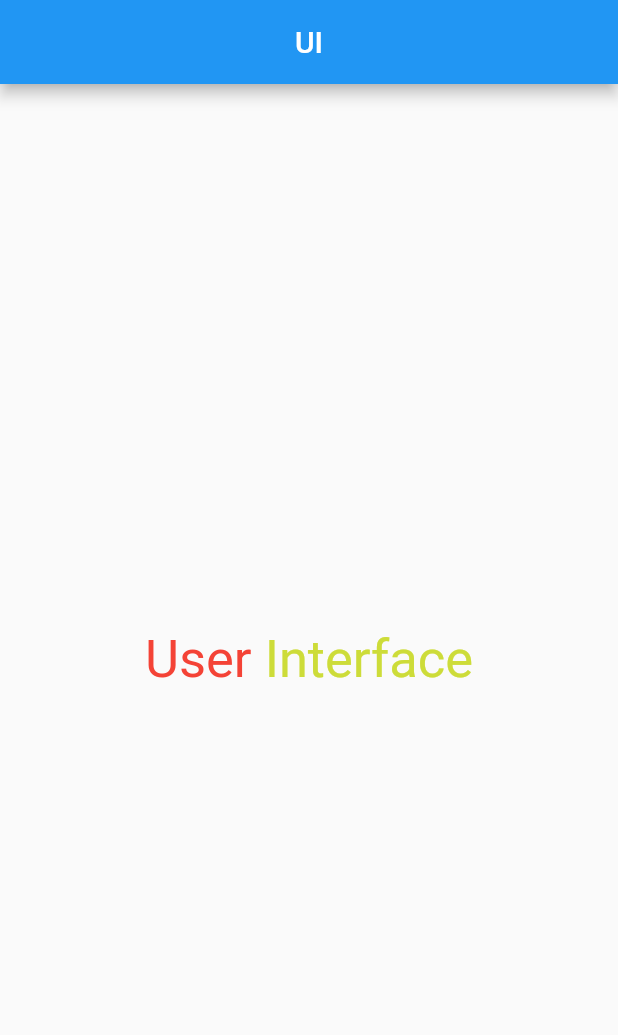
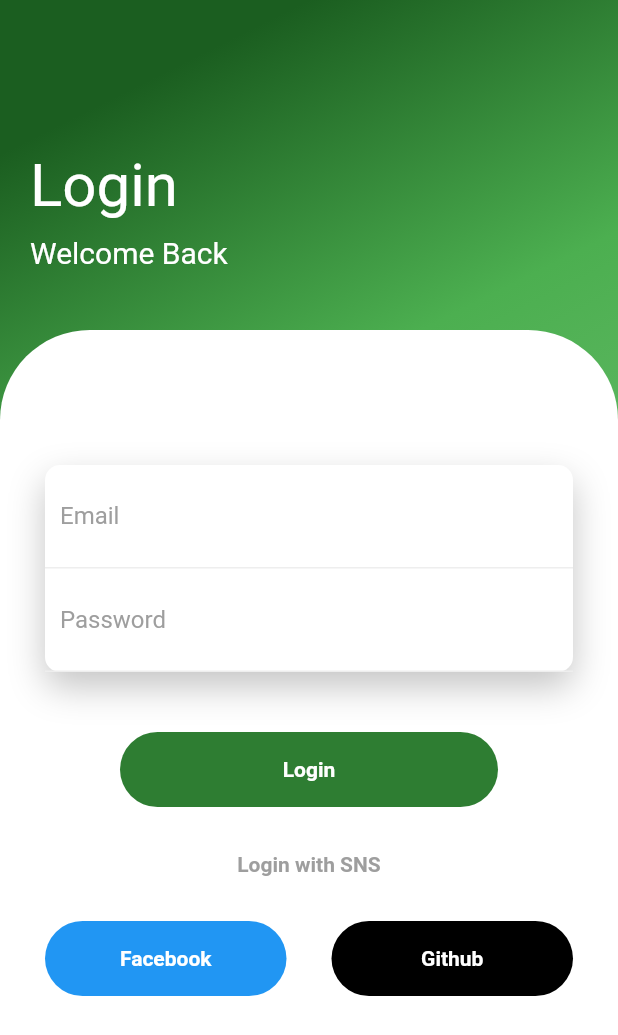
Before and after one commit to Umidjon-18/pdpui, a Flutter app: the screen it shows after launch, on a phone screen of 412 x 824 dp. Shown: the top 1035 px of the screen. Run offline on Flutter 3.47's test engine with Material 2 defaults, Android fonts, the light colour scheme and no system bars.

Commit message:
added login page

```diff
--- a/lib/main.dart
+++ b/lib/main.dart
@@ -1,5 +1,6 @@
 import 'package:flutter/material.dart';
 import 'package:pdpui/pages/home_page.dart';
+import 'package:pdpui/pages/login_page.dart';
 
 void main() {
   runApp(const MyApp());
@@ -12,13 +13,15 @@
   @override
   Widget build(BuildContext context) {
     return MaterialApp(
+      debugShowCheckedModeBanner: false,
       title: 'Flutter Demo',
       theme: ThemeData(
         primarySwatch: Colors.blue,
       ),
-      home: const HomePage(),
+      home: const LoginPage(),
       routes: {
         HomePage.id:(context) => const HomePage(),
+        LoginPage.id:(context) => const LoginPage(),
       },
     );
   }
--- a/lib/pages/home_page.dart
+++ b/lib/pages/home_page.dart
@@ -29,7 +29,7 @@
             Text(
               'Interface',
               style: TextStyle(
-                color: Colors.lime,
+                color: Colors.green,
                 fontSize: 35,
               ),
             ),
--- /dev/null
+++ b/lib/pages/login_page.dart
@@ -0,0 +1,188 @@
+import 'package:flutter/material.dart';
+
+class LoginPage extends StatefulWidget {
+  const LoginPage({Key? key}) : super(key: key);
+  static const String id = 'home_page';
+
+  @override
+  State<LoginPage> createState() => _LoginPageState();
+}
+
+class _LoginPageState extends State<LoginPage> {
+  @override
+  Widget build(BuildContext context) {
+    return Scaffold(
+      body: Container(
+        width: double.infinity,
+        decoration: BoxDecoration(
+          gradient: LinearGradient(
+            begin: Alignment.topCenter,
+            colors: [
+              Colors.green[900]!,
+              Colors.green[500]!,
+              Colors.green[400]!,
+            ],
+          ),
+        ),
+        child: Column(
+          crossAxisAlignment: CrossAxisAlignment.start,
+          children: [
+            const SizedBox(height: 80),
+            // #login #welcome
+            Padding(
+              padding: const EdgeInsets.all(20),
+              child: Column(
+                crossAxisAlignment: CrossAxisAlignment.start,
+                children: const [
+                  Text(
+                    'Login',
+                    style: TextStyle(fontSize: 40, color: Colors.white),
+                  ),
+                  SizedBox(height: 10),
+                  Text(
+                    'Welcome Back',
+                    style: TextStyle(fontSize: 20, color: Colors.white),
+                  )
+                ],
+              ),
+            ),
+            const SizedBox(height: 20),
+            Expanded(
+              child: Container(
+                padding: const EdgeInsets.all(30),
+                decoration: const BoxDecoration(
+                  color: Colors.white,
+                  borderRadius: BorderRadius.only(
+                    topLeft: Radius.circular(60),
+                    topRight: Radius.circular(60),
+                  ),
+                ),
+                child: SingleChildScrollView(
+                  child: Column(
+                    children: [
+                      const SizedBox(height: 60),
+                      // #login #password
+                      Container(
+                        decoration: BoxDecoration(
+                          color: Colors.white,
+                          borderRadius: BorderRadius.circular(10),
+                          boxShadow: const [
+                            BoxShadow(
+                                color: Color.fromRGBO(171, 171, 171, 0.7),
+                                blurRadius: 20,
+                                offset: Offset(0, 10))
+                          ],
+                        ),
+                        child: Column(
+                          children: [
+                            Container(
+                              padding: const EdgeInsets.all(10),
+                              decoration: BoxDecoration(
+                                border: Border(
+                                    bottom:
+                                        BorderSide(color: Colors.grey[200]!)),
+                              ),
+                              child: const TextField(
+                                decoration: InputDecoration(
+                                  hintText: 'Email',
+                                  hintStyle: TextStyle(color: Colors.grey),
+                                  border: InputBorder.none,
+                                ),
+                              ),
+                            ),
+                            Container(
+                              padding: const EdgeInsets.all(10),
+                              decoration: BoxDecoration(
+                                border: Border(
+                                    bottom:
+                                        BorderSide(color: Colors.grey[200]!)),
+                              ),
+                              child: const TextField(
+                                decoration: InputDecoration(
+                                  hintText: 'Password',
+                                  hintStyle: TextStyle(color: Colors.grey),
+                                  border: InputBorder.none,
+                                ),
+                              ),
+                            ),
+                          ],
+                        ),
+                      ),
+                      const SizedBox(height: 40),
+                      // #login
+                      Container(
+                        margin: const EdgeInsets.symmetric(horizontal: 50),
+                        height: 50,
+                        decoration: BoxDecoration(
+                          borderRadius: BorderRadius.circular(50),
+                          color: Colors.green[800],
+                        ),
+                        child: const Center(
+                          child: Text(
+                            'Login',
+                            style: TextStyle(
+                              color: Colors.white,
+                              fontWeight: FontWeight.bold,
+                            ),
+                          ),
+                        ),
+                      ),
+                      const SizedBox(height: 30),
+                      const Text(
+                        'Login with SNS',
+                        style: TextStyle(
+                            color: Colors.grey, fontWeight: FontWeight.bold),
+                      ),
+                      const SizedBox(height: 30),
+                      Row(
+                        children: [
+                          Expanded(
+                            child: Container(
+                              height: 50,
+                              decoration: BoxDecoration(
+                                color: Colors.blue,
+                                borderRadius: BorderRadius.circular(50),
+                              ),
+                              child: const Center(
+                                child: Text(
+                                  'Facebook',
+                                  style: TextStyle(
+                                    color: Colors.white,
+                                    fontWeight: FontWeight.bold,
+                                  ),
+                                ),
+                              ),
+                            ),
+                          ),
+                          const SizedBox(width: 30),
+                          Expanded(
+                            child: Container(
+                              height: 50,
+                              decoration: BoxDecoration(
+                                color: Colors.black,
+                                borderRadius: BorderRadius.circular(50),
+                              ),
+                              child: const Center(
+                                child: Text(
+                                  'Github',
+                                  style: TextStyle(
+                                    color: Colors.white,
+                                    fontWeight: FontWeight.bold,
+                                  ),
+                                ),
+                              ),
+                            ),
+                          ),
+                        ],
+                      ),
+                    ],
+                  ),
+                ),
+              ),
+            ),
+          ],
+        ),
+      ),
+    );
+  }
+}
```
